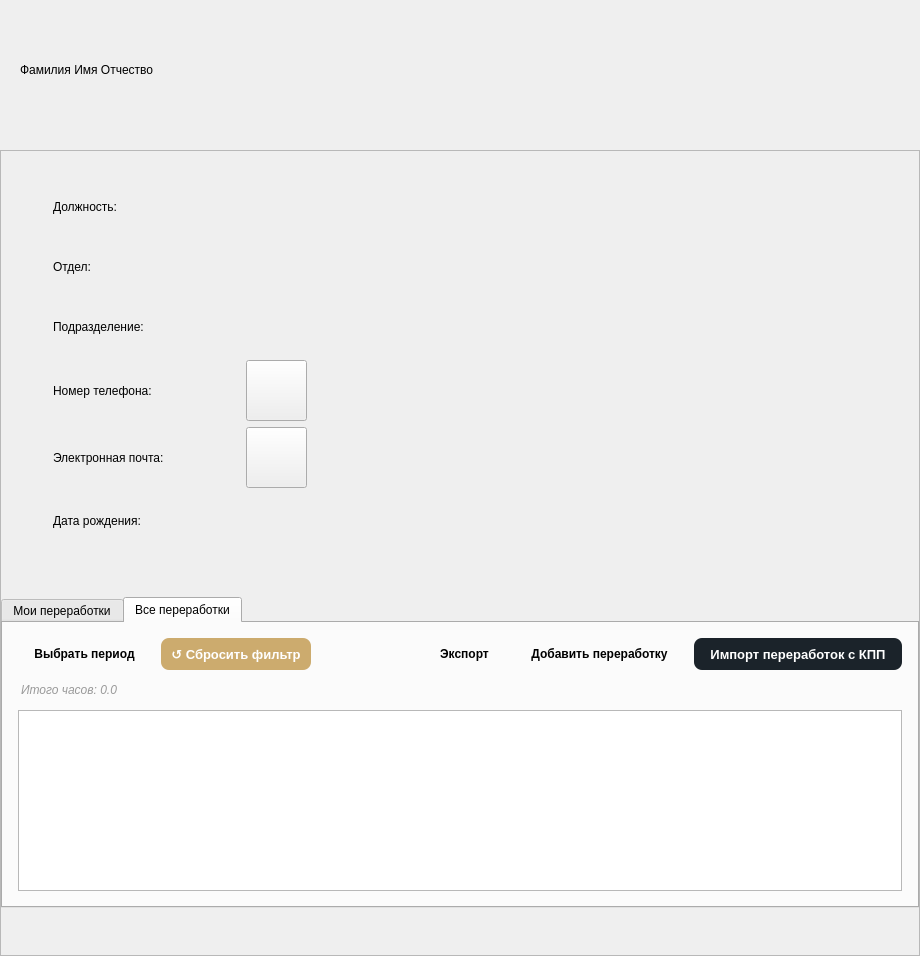
Above: client/ui/profile/profile.ui from lerakaplich/Documents before the change. Below: the same form after it.
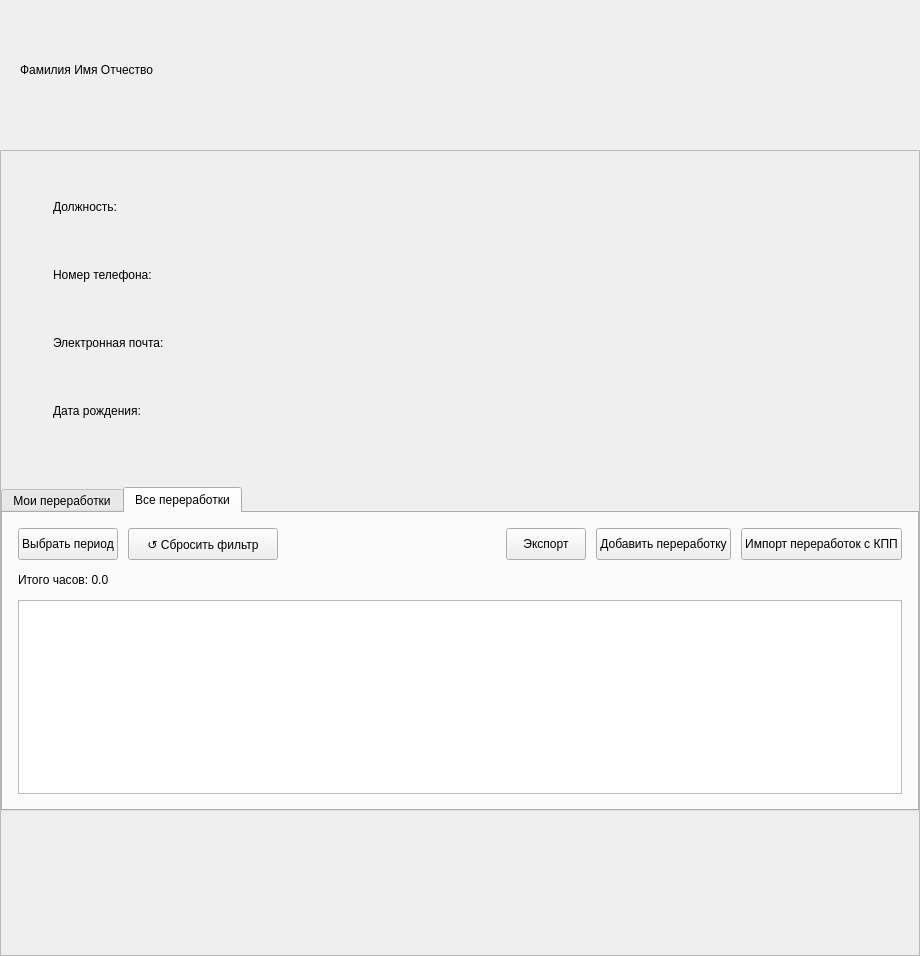
That is the form after the change. The open tabs and pages were chosen to show the change.

```diff
--- a/client/ui/profile/profile.ui
+++ b/client/ui/profile/profile.ui
@@ -403,6 +403,23 @@
           <string notr="true">padding: 20px;</string>
          </property>
          <layout class="QFormLayout" name="formLayout">
+          <property name="fieldGrowthPolicy">
+           <enum>QFormLayout::FieldGrowthPolicy::ExpandingFieldsGrow</enum>
+          </property>
+          <property name="labelAlignment">
+           <set>Qt::AlignmentFlag::AlignLeft|Qt::AlignmentFlag::AlignVCenter</set>
+          </property>
+          <property name="formAlignment">
+           <set>Qt::AlignmentFlag::AlignLeft|Qt::AlignmentFlag::AlignTop</set>
+          </property>
+          <property name="horizontalSpacing">
+           <number>30</number>
+          </property>
+          <property name="verticalSpacing">
+           <number>14</number>
+          </property>
+
+          <!-- Должность -->
           <item row="0" column="0">
            <widget class="QLabel" name="label_position_title">
             <property name="styleSheet">
@@ -415,151 +432,64 @@
           </item>
           <item row="0" column="1">
            <widget class="QLabel" name="label_position_value">
-            <property name="styleSheet">
-             <string notr="true">font-size: 24px; color: {TEXT_BLACK}; background-color: transparent;</string>
-            </property>
-           </widget>
-          </item>
-          <item row="1" column="0">
-           <widget class="QLabel" name="label_department_title">
-            <property name="styleSheet">
-             <string notr="true">font-size: 24px; color: {TEXT_BLACK}; background-color: transparent;</string>
-            </property>
             <property name="text">
-             <string>Отдел:</string>
+             <string/>
             </property>
            </widget>
           </item>
-          <item row="1" column="1">
-           <widget class="QLabel" name="label_department_value">
-            <property name="styleSheet">
-             <string notr="true">font-size: 24px; color: {TEXT_BLACK}; background-color: transparent;</string>
-            </property>
-           </widget>
-          </item>
-          <item row="3" column="0">
+
+          <!--
+            Строки подразделений (Сектор / Отдел / Подразделение и т.д.)
+            добавляются динамически в ProfileInfo.update_profile().
+            Их в .ui нет — они разные по количеству и зависят от department_chain.
+            Стили описаны выше через objectName
+            label_dept_type_title / label_dept_name_value.
+          -->
+
+          <!-- Телефон -->
+          <item row="100" column="0">
            <widget class="QLabel" name="label_phone_title">
-            <property name="styleSheet">
-             <string notr="true">font-size: 24px; color: {TEXT_BLACK}; background-color: transparent;</string>
-            </property>
             <property name="text">
              <string>Номер телефона:</string>
             </property>
            </widget>
           </item>
-          <item row="3" column="1">
-           <layout class="QHBoxLayout" name="phoneLayout">
-            <item>
+          <item row="100" column="1">
              <widget class="QLabel" name="label_phone_value">
-              <property name="styleSheet">
-               <string notr="true">font-size: 24px; color: {TEXT_BLACK}; background-color: transparent;</string>
+              <property name="text">
+               <string/>
               </property>
              </widget>
             </item>
-            <item>
-             <widget class="QToolButton" name="btnEditPhone">
-              <property name="styleSheet">
-               <string notr="true">QPushButton {
-    border: none;
-    border-radius: 8px;
-    font-weight: bold;
-    padding: 0px 16px;
-}</string>
+
+            <!-- Email -->
+            <item row="101" column="0">
+             <widget class="QLabel" name="label_email_title">
+              <property name="text">
+               <string>Электронная почта:</string>
               </property>
              </widget>
             </item>
-            <item>
-             <spacer name="horizontalSpacer">
-              <property name="orientation">
-               <enum>Qt::Orientation::Horizontal</enum>
-              </property>
-              <property name="sizeHint" stdset="0">
-               <size>
-                <width>40</width>
-                <height>20</height>
-               </size>
-              </property>
-             </spacer>
-            </item>
-           </layout>
-          </item>
-          <item row="4" column="0">
-           <widget class="QLabel" name="label_email_title">
-            <property name="styleSheet">
-             <string notr="true">font-size: 24px; color: {TEXT_BLACK}; background-color: transparent;</string>
-            </property>
-            <property name="text">
-             <string>Электронная почта:</string>
-            </property>
-           </widget>
-          </item>
-          <item row="4" column="1">
-           <layout class="QHBoxLayout" name="emailLayout">
-            <item>
+            <item row="101" column="1">
              <widget class="QLabel" name="label_email_value">
-              <property name="styleSheet">
-               <string notr="true">font-size: 24px; color: {TEXT_BLACK}; background-color: transparent;</string>
+              <property name="text">
+               <string/>
               </property>
              </widget>
             </item>
-            <item>
-             <widget class="QToolButton" name="btnEditEmail">
-              <property name="styleSheet">
-               <string notr="true">QPushButton {
-    border: none;
-    border-radius: 8px;
-    font-weight: bold;
-    padding: 0px 16px;
-}</string>
-              </property>
-             </widget>
-            </item>
-            <item>
-             <spacer name="horizontalSpacer_2">
-              <property name="orientation">
-               <enum>Qt::Orientation::Horizontal</enum>
-              </property>
-              <property name="sizeHint" stdset="0">
-               <size>
-                <width>40</width>
-                <height>20</height>
-               </size>
-              </property>
-             </spacer>
-            </item>
-           </layout>
-          </item>
-          <item row="5" column="0">
+
+          <!-- Дата рождения -->
+          <item row="102" column="0">
            <widget class="QLabel" name="label_birth_date_title">
-            <property name="styleSheet">
-             <string notr="true">font-size: 24px; color: {TEXT_BLACK}; background-color: transparent;</string>
-            </property>
             <property name="text">
              <string>Дата рождения:</string>
             </property>
            </widget>
           </item>
-          <item row="5" column="1">
+          <item row="102" column="1">
            <widget class="QLabel" name="label_birth_date_value">
-            <property name="styleSheet">
-             <string notr="true">font-size: 24px; color: {TEXT_BLACK}; background-color: transparent;</string>
-            </property>
-           </widget>
-          </item>
-          <item row="2" column="0">
-           <widget class="QLabel" name="label_division_title">
-            <property name="styleSheet">
-             <string notr="true">font-size: 24px; color: {TEXT_BLACK}; background-color: transparent;</string>
-            </property>
             <property name="text">
-             <string>Подразделение:</string>
-            </property>
-           </widget>
-          </item>
-          <item row="2" column="1">
-           <widget class="QLabel" name="label_division_value">
-            <property name="styleSheet">
-             <string notr="true">font-size: 24px; color: {TEXT_BLACK}; background-color: transparent;</string>
+             <string/>
             </property>
            </widget>
           </item>
@@ -768,14 +698,6 @@
                <property name="cursor">
                 <cursorShape>PointingHandCursor</cursorShape>
                </property>
-               <property name="styleSheet">
-                <string notr="true">QPushButton {
-    border: none;
-    border-radius: 8px;
-    font-weight: bold;
-    padding: 0px 16px;
-}</string>
-               </property>
                <property name="text">
                 <string>Выбрать период</string>
                </property>
@@ -791,31 +713,13 @@
                </property>
                <property name="maximumSize">
                 <size>
-                 <width>32</width>
+                 <width>150</width>
                  <height>32</height>
                 </size>
                </property>
                <property name="toolTip">
                 <string>Сбросить все фильтры и поиск</string>
                </property>
-               <property name="styleSheet">
-                <string notr="true">
-QPushButton {
-    background-color: #ccab6e;
-    color: white;
-    border-radius: 8px;
-    font-weight: bold;
-    font-size: 13px;
-    border: none;
-}
-QPushButton:hover {
-    background-color: #998664;
-}
-QPushButton:pressed {
-    background-color: #7a6a50;
-}
-        </string>
-               </property>
                <property name="text">
                 <string>↺ Сбросить фильтр</string>
                </property>
@@ -851,14 +755,6 @@
                <property name="cursor">
                 <cursorShape>PointingHandCursor</cursorShape>
                </property>
-               <property name="styleSheet">
-                <string notr="true">QPushButton {
-    border: none;
-    border-radius: 8px;
-    font-weight: bold;
-    padding: 0px 16px;
-}</string>
-               </property>
                <property name="text">
                 <string>Экспорт</string>
                </property>
@@ -881,14 +777,6 @@
                <property name="cursor">
                 <cursorShape>PointingHandCursor</cursorShape>
                </property>
-               <property name="styleSheet">
-                <string notr="true">QPushButton {
-    border: none;
-    border-radius: 8px;
-    font-weight: bold;
-    padding: 0px 16px;
-}</string>
-               </property>
                <property name="text">
                 <string>Добавить переработку</string>
                </property>
@@ -911,27 +799,6 @@
                <property name="cursor">
                 <cursorShape>PointingHandCursor</cursorShape>
                </property>
-               <property name="styleSheet">
-                <string notr="true">
-QPushButton#btnImport {
-    background-color: #1B232A;
-    color: white;
-    font-size: 13px;
-}
-QPushButton#btnImport:hover {
-    background-color: #D9D9D6;
-    color: black;
-}
-QPushButton#btnImport:pressed {
-    background-color: #B8B8B5;
-}
-QPushButton {
-    border: none;
-    border-radius: 8px;
-    font-weight: bold;
-    padding: 0px 16px;
-}</string>
-               </property>
                <property name="text">
                 <string>Импорт переработок с КПП</string>
                </property>
@@ -955,9 +822,6 @@
                  <height>20</height>
                 </size>
                </property>
-               <property name="styleSheet">
-                <string notr="true">font-size: 12px; font-style: italic; color: #999999; background-color: transparent; padding: 2px 0; font-weight: normal;</string>
-               </property>
                <property name="text">
                 <string>Итого часов: 0.0</string>
                </property>
```
Left out of the diff: 167 changed lines with no effect on the pictures.
